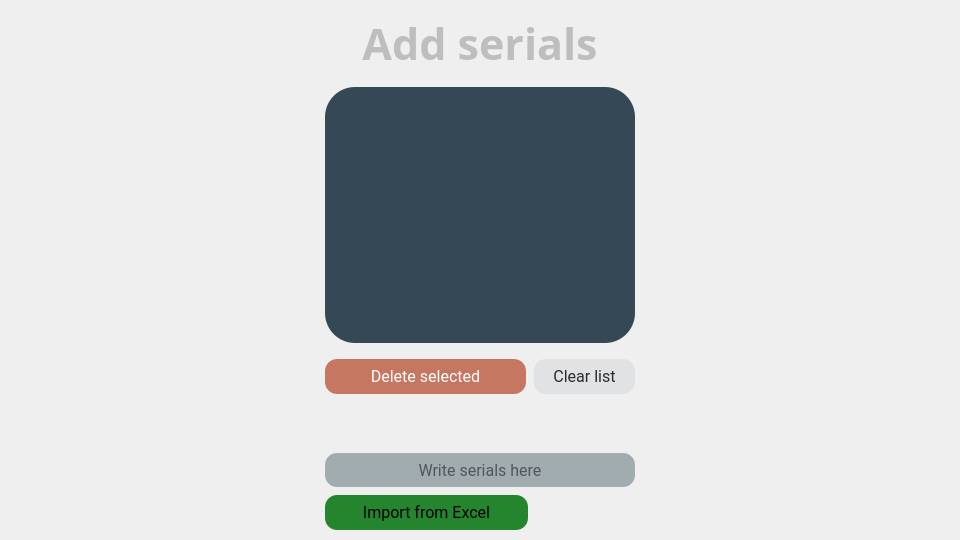
ionutsilviu3/CIIT, file ciit/resources/ui/add_serials_window.ui: the form before one commit.
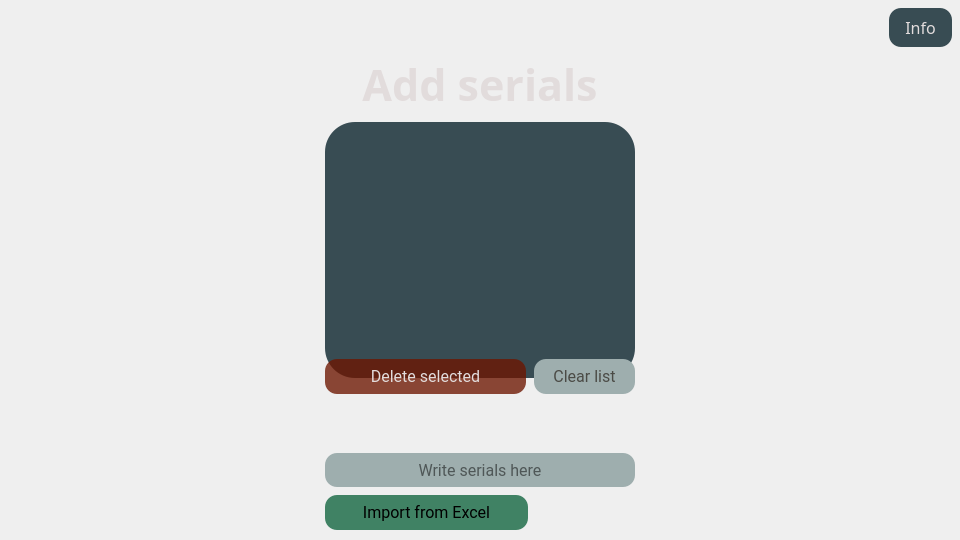
The form after the commit.

```diff
--- a/ciit/resources/ui/add_serials_window.ui
+++ b/ciit/resources/ui/add_serials_window.ui
@@ -63,7 +63,7 @@
    <property name="spacing">
     <number>8</number>
    </property>
-   <item row="10" column="1">
+   <item row="11" column="1">
     <layout class="QVBoxLayout" name="vl_bottom">
      <property name="spacing">
       <number>6</number>
@@ -137,7 +137,7 @@
        </property>
        <property name="styleSheet">
         <string notr="true">color: black;
-background-color: #A1ACB1;
+background-color: #9EAEAE;
 border-radius: 12px;
 padding: 8px 32px;
 </string>
@@ -177,19 +177,21 @@
          <property name="styleSheet">
           <string notr="true">QPushButton {
 	
-	background-color: rgb(37, 132, 46);
+	background-color: rgb(64, 130, 100);
     }
 QPushButton:disabled {
-	background-color: rgba(170, 35, 0, 150);
+	background-color: rgba(64, 130, 100, 150);
     }
     QPushButton:hover {
 	
-	background-color: rgb(30, 107, 36);
+	
+	background-color: rgb(53, 108, 83);
     }
 
     QPushButton:pressed {
 	
-	background-color: rgb(27, 97, 33);
+	
+	background-color: rgb(40, 80, 61);
     }</string>
          </property>
          <property name="text">
@@ -228,8 +230,7 @@
          </property>
          <property name="styleSheet">
           <string notr="true">QPushButton {
-	
-	background-color: rgb(37, 132, 46);
+	background-color: rgb(64, 130, 100);
     }
 
     QPushButton:disabled {
@@ -238,12 +239,14 @@
     }
     QPushButton:hover {
 	
-	background-color: rgb(103, 211, 112);
+	
+	background-color: rgb(53, 108, 83);
     }
 
     QPushButton:pressed {
 	
-	background-color: rgb(40, 149, 77);
+	
+	background-color: rgb(40, 80, 61);
     }</string>
          </property>
          <property name="text">
@@ -255,7 +258,7 @@
      </item>
     </layout>
    </item>
-   <item row="0" column="0" colspan="3" alignment="Qt::AlignmentFlag::AlignHCenter">
+   <item row="1" column="0" colspan="3" alignment="Qt::AlignmentFlag::AlignHCenter">
     <widget class="QLabel" name="lb_title">
      <property name="maximumSize">
       <size>
@@ -274,8 +277,7 @@
      <property name="styleSheet">
       <string notr="true">QLabel
 {
-	
-	color: rgb(190, 190, 190);
+	color: rgb(226, 220, 220);
 }</string>
      </property>
      <property name="text">
@@ -286,7 +288,7 @@
      </property>
     </widget>
    </item>
-   <item row="1" column="1">
+   <item row="2" column="1">
     <layout class="QVBoxLayout" name="vl_center">
      <property name="spacing">
       <number>16</number>
@@ -325,12 +327,12 @@
         </font>
        </property>
        <property name="styleSheet">
-        <string notr="true">QListWidget
-{
-    background-color: #344955; 
+        <string notr="true">QListWidget {
+    background-color: #384C53;
     border-radius: 30px;
     outline: 0px;
     color: rgb(230, 230, 230);
+    padding-right: 20px; /* Add padding to accommodate the scrollbar */
 }
 
 QListWidget::item {
@@ -348,24 +350,24 @@
 }
 
 QScrollBar:vertical {
-    background-color: rgba(0, 0, 0, 0);
-    width: 20px;
-    margin: 10px 10px 10px 0px;  /* top right bottom left */
-	border-radius: 15px;
+	background-color: #344955;
+	width: 10px;
+    margin-top: 1px;
+	margin-bottom: 1px;
+	border-radius: 10px;
 }
 
 QScrollBar::handle:vertical {
-	background-color: rgb(44, 62, 72);
+    background-color: rgb(44, 62, 72);
     border-radius: 5px;
 }
 
 QScrollBar::handle:vertical:hover {
-   
-	background-color: rgb(42, 59, 68);
+    background-color: rgb(42, 59, 68);
 }
 
 QScrollBar::handle:vertical:pressed {
-   background-color: rgb(34, 48, 56)
+    background-color: rgb(34, 48, 56);
 }
 
 QScrollBar::add-line:vertical,
@@ -378,12 +380,8 @@
 
 QScrollBar::add-page:vertical,
 QScrollBar::sub-page:vertical {
-    
-	background-color: rgba(0, 0, 0, 0);
+    background-color: rgba(0, 0, 0, 0);
 }
-
-
-
 </string>
        </property>
        <property name="frameShape">
@@ -436,18 +434,18 @@
          </property>
          <property name="styleSheet">
           <string notr="true">QPushButton {
-color: white;
-	background-color: rgb(215,0,75)
+	color: rgb(226, 220, 220);
+	background-color: rgb(138, 29, 0)
     }
 QPushButton:disabled {
-	background-color: rgba(170, 35, 0, 150);
+	background-color: rgba(109, 22, 0, 200);
     }
     QPushButton:hover {
-	background-color: rgb(193, 35, 0);
+	background-color: rgb(120, 24, 0);
     }
 
     QPushButton:pressed {
-	background-color: rgb(129, 24, 0);
+	background-color: rgb(94, 19, 0);
     }</string>
          </property>
          <property name="text">
@@ -458,7 +456,7 @@
        <item alignment="Qt::AlignmentFlag::AlignTop">
         <widget class="QPushButton" name="pb_clear">
          <property name="enabled">
-          <bool>false</bool>
+          <bool>true</bool>
          </property>
          <property name="sizePolicy">
           <sizepolicy hsizetype="Minimum" vsizetype="Fixed">
@@ -480,20 +478,22 @@
          </property>
          <property name="styleSheet">
           <string notr="true">QPushButton {
-	background-color: rgb(161, 172, 177);
+	background-color: rgb(158, 174, 174);
 	color: rgb(75,75,70)
     }
 QPushButton:disabled {
-	background-color: rgba(161, 172, 177, 50);
+	background-color: rgba(158, 174, 174, 100);
 	color: rgb(43, 43, 43);
     }
 
 QPushButton:hover {
-	background-color: rgb(145, 155, 159);
+	
+	background-color: rgb(138, 152, 152);
     }
 
 QPushButton:pressed {
-	background-color: rgb(115, 123, 126);
+	
+	background-color: rgb(115, 126, 126);
     }</string>
          </property>
          <property name="text">
@@ -505,6 +505,32 @@
      </item>
     </layout>
    </item>
+   <item row="0" column="2">
+    <layout class="QHBoxLayout" name="horizontalLayout">
+     <property name="sizeConstraint">
+      <enum>QLayout::SizeConstraint::SetDefaultConstraint</enum>
+     </property>
+     <item alignment="Qt::AlignmentFlag::AlignRight|Qt::AlignmentFlag::AlignTop">
+      <widget class="QPushButton" name="pb_info">
+       <property name="styleSheet">
+        <string notr="true">QPushButton {
+	border-radius: 12px;
+	padding-left: 16px;
+	padding-right: 16px;
+	padding-top: 8 px;
+	padding-bottom: 8 px;
+	color: rgb(226, 220, 220);
+	background-color: #384C53
+    }
+</string>
+       </property>
+       <property name="text">
+        <string>Info</string>
+       </property>
+      </widget>
+     </item>
+    </layout>
+   </item>
   </layout>
  </widget>
  <tabstops>
```
